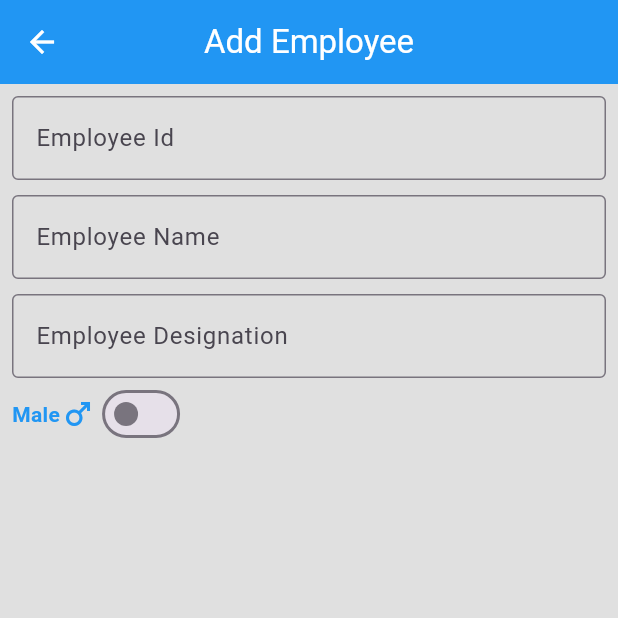
After one commit to jamydevelop/SQLFlite-CRUD-Flutter, a Flutter app: the screen it shows after launch, after a tap on the "add" icon, on a phone screen of 412 x 824 dp, the top half of it. The commit adds this screen. Run offline on Flutter 3.47's test engine with Material 3 defaults, Android fonts, the phone set to English and light mode, and no system bars.

Commit message:
add initial employee screen

```diff
--- /dev/null
+++ b/sqflite_crud_flutter/lib/models/employee.dart
@@ -0,0 +1,13 @@
+class Employee {
+  final int empId;
+  final String empName;
+  final String empDesignation;
+  final bool isMale;
+
+  Employee({
+    required this.empId,
+    required this.empName,
+    required this.empDesignation,
+    required this.isMale});
+
+}
--- /dev/null
+++ b/sqflite_crud_flutter/lib/screens/add_employee.dart
@@ -0,0 +1,97 @@
+import 'package:flutter/material.dart';
+
+class AddEmployee extends StatefulWidget {
+  const AddEmployee({super.key});
+
+  @override
+  State<AddEmployee> createState() => _AddEmployeeState();
+}
+
+class _AddEmployeeState extends State<AddEmployee> {
+
+  bool isFemale = false;
+
+  //Controllers for text fields.
+  final TextEditingController idController = TextEditingController();
+  final TextEditingController nameController = TextEditingController();
+  final TextEditingController designationController = TextEditingController();
+
+  @override
+  Widget build(BuildContext context) {
+    return Scaffold(
+      backgroundColor: Colors.grey[300],
+      appBar: AppBar(
+        foregroundColor: Colors.white,
+        backgroundColor: Colors.blue,
+        centerTitle: true,
+        title: Text(
+          'Add Employee',
+          style: TextStyle(
+            color: Colors.white
+          ),
+        ),
+      ),
+      body: SingleChildScrollView(
+        child: Padding(
+          padding: const EdgeInsets.all(8.0),
+          child: Column(
+            children: <Widget>[
+              // Emp Id
+              TextField(
+                controller: idController,
+                keyboardType: TextInputType.number,
+                decoration: InputDecoration(
+                  hintText: 'Employee Id',
+                  border: OutlineInputBorder(),
+                ),
+              ),
+              SizedBox(height: 10),
+              TextField(
+                controller: nameController,
+                decoration: InputDecoration(
+                  hintText: 'Employee Name',
+                  border: OutlineInputBorder(),
+                ),
+              ),
+              SizedBox(height: 10),
+              TextField(
+                controller: designationController,
+                decoration: InputDecoration(
+                  hintText: 'Employee Designation',
+                  border: OutlineInputBorder(),
+                ),
+              ),
+              Row(
+                children: <Widget>[
+                  Row(
+                    children: <Widget>[
+                      Text(
+                        'Male',
+                        style: TextStyle(
+                          fontWeight: isFemale ? FontWeight.normal : FontWeight.bold,
+                          color: isFemale ? Colors.pink : Colors.blue
+                        ),
+                      ),
+                      Icon(Icons.male, color: isFemale ? Colors.pink : Colors.blue),
+                    ],
+                  ),
+                  Switch(
+                    value: isFemale,
+                    onChanged: (newValue) {
+                      setState(() {
+                        isFemale = newValue;
+                      });
+                    }
+                  ),
+                ],
+              )
+              // Emp Name
+              // Emp Designation
+              // Emp Gender
+            ],
+          ),
+        ),
+      ),
+    );
+  }
+}
--- a/sqflite_crud_flutter/lib/screens/home.dart
+++ b/sqflite_crud_flutter/lib/screens/home.dart
@@ -1,4 +1,5 @@
 import 'package:flutter/material.dart';
+import 'package:sqflite_crud_flutter/screens/add_employee.dart';
 
 class Home extends StatefulWidget {
   const Home({super.key});
@@ -24,6 +25,16 @@ class _HomeState extends State<Home> {
       body: Center(
         child: Text('SQFLite CRUD'),
       ),
+      floatingActionButton: FloatingActionButton(
+        onPressed: (){
+          Navigator.push(context, MaterialPageRoute(builder: (context) => const AddEmployee()));
+        },
+        backgroundColor: Colors.blue,
+        child: Icon(
+          Icons.add,
+          color: Colors.white,
+        ),
+      ),
     );
   }
 }
```
